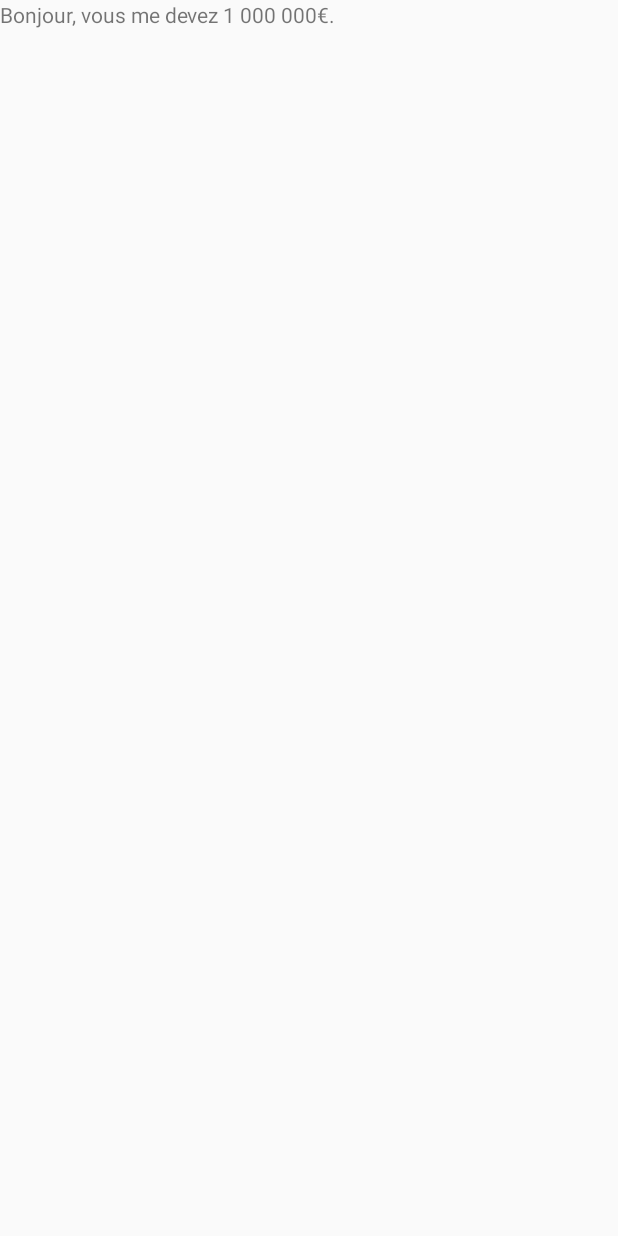
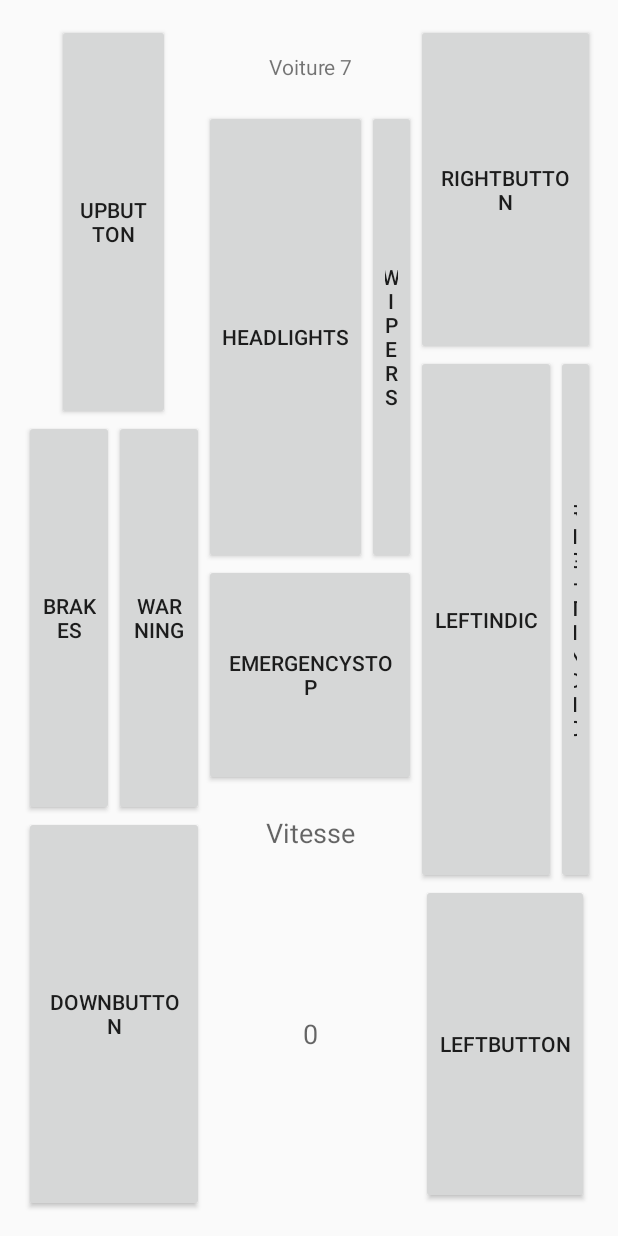
Before and after one commit to ThomasCaspar/PokeCodeRemote, an Android app: the screen it shows after launch (MainActivity), on a phone screen of 412 x 824 dp. Before the commit the screen is almost empty. Run offline under Robolectric (Android 15) with nearby library versions, the phone set to English and light mode, and no system bars.

Commit message:
interface sans images

```diff
--- a/app/src/main/java/pokecode/pokecoderemote/MainActivity.java
+++ b/app/src/main/java/pokecode/pokecoderemote/MainActivity.java
@@ -10,9 +10,7 @@ public class MainActivity extends Activity {
     @Override
     protected void onCreate(Bundle savedInstanceState) {
         super.onCreate(savedInstanceState);
-        //setContentView(R.layout.activity_main);
-        TextView text = new TextView(this);
-        text.setText("Bonjour, vous me devez 1 000 000€.");
-        setContentView(text);
+        setContentView(R.layout.activity_main);
+
     }
 }
--- a/app/src/main/res/layout/activity_main.xml
+++ b/app/src/main/res/layout/activity_main.xml
@@ -15,9 +15,6 @@
         android:layout_height="match_parent"
         android:layout_alignParentTop="true"
         android:layout_alignParentStart="true"
-        android:layout_alignParentBottom="true"
-        android:layout_alignParentEnd="true"
-        android:layout_centerInParent="true"
         android:weightSum="1">
 
         <LinearLayout
@@ -25,20 +22,163 @@
             android:layout_width="wrap_content"
             android:layout_height="match_parent"
             android:layout_gravity="left|center_vertical"
-            android:layout_weight="0.24"></LinearLayout>
+            android:layout_weight="0.30"
+            android:weightSum="3">
+
+            <Button
+                android:layout_width="75sp"
+                android:layout_height="55sp"
+                android:text="UpButton"
+                android:id="@+id/BoutonHaut"
+                android:layout_gravity="top|center_horizontal"
+                android:layout_weight="1" />
+
+            <LinearLayout
+                android:orientation="horizontal"
+                android:layout_width="match_parent"
+                android:layout_height="wrap_content"
+                android:layout_gravity="center"
+                android:layout_weight="1"
+                android:weightSum="2">
+
+                <Button
+                    android:layout_width="wrap_content"
+                    android:layout_height="fill_parent"
+                    android:text="Brakes"
+                    android:id="@+id/BoutonFrein"
+                    android:layout_weight="1"/>
+
+                <Button
+                    android:layout_width="wrap_content"
+                    android:layout_height="fill_parent"
+                    android:text="Warning"
+                    android:id="@+id/BoutonWarning"
+                    android:gravity="center_vertical|center_horizontal"
+                    android:layout_weight="1"/>
+            </LinearLayout>
+
+            <Button
+                android:layout_width="wrap_content"
+                android:layout_height="wrap_content"
+                android:text="DownButton"
+                android:id="@+id/BoutonBas"
+                android:layout_weight="1"
+                android:layout_gravity="bottom|center_horizontal" />
+        </LinearLayout>
 
         <LinearLayout
             android:orientation="vertical"
             android:layout_width="wrap_content"
             android:layout_height="match_parent"
-            android:layout_weight="0.24"
-            android:layout_gravity="left"></LinearLayout>
+            android:layout_gravity="center_horizontal"
+            android:layout_weight="0.34"
+            android:weightSum="1">
+
+            <TextView
+                android:layout_width="match_parent"
+                android:layout_height="wrap_content"
+                android:textAppearance="?android:attr/textAppearanceSmall"
+                android:text="Voiture 7"
+                android:id="@+id/textVoitureDisplay"
+                android:layout_weight="0.07"
+                android:layout_gravity="top|center_horizontal"
+                android:gravity="center_vertical|center_horizontal" />
+
+            <LinearLayout
+                android:orientation="horizontal"
+                android:layout_width="match_parent"
+                android:layout_height="wrap_content"
+                android:layout_gravity="top|center_horizontal"
+                android:layout_weight="0.33">
+
+                <Button
+                    android:layout_width="wrap_content"
+                    android:layout_height="fill_parent"
+                    android:text="Headlights"
+                    android:id="@+id/BoutonPhares" />
+
+                <Button
+                    android:layout_width="wrap_content"
+                    android:layout_height="fill_parent"
+                    android:text="Wipers"
+                    android:id="@+id/BoutonEGlaces" />
+            </LinearLayout>
+
+            <Button
+                android:layout_width="wrap_content"
+                android:layout_height="wrap_content"
+                android:text="EmergencyStop"
+                android:id="@+id/BoutonArretUrg"
+                android:layout_gravity="center_horizontal"
+                android:layout_weight="0.17" />
+
+            <TextView
+                android:layout_width="match_parent"
+                android:layout_height="wrap_content"
+                android:textAppearance="?android:attr/textAppearanceMedium"
+                android:text="Vitesse"
+                android:id="@+id/VitesseText"
+                android:layout_gravity="center_horizontal"
+                android:layout_weight="0.07"
+                android:gravity="center_vertical|center_horizontal" />
+
+            <TextView
+                android:layout_width="match_parent"
+                android:layout_height="wrap_content"
+                android:textAppearance="?android:attr/textAppearanceMedium"
+                android:text="0"
+                android:id="@+id/VitesseDisplay"
+                android:layout_gravity="center_horizontal"
+                android:layout_weight="0.33"
+                android:textAlignment="center"
+                android:numeric="integer"
+                android:gravity="center_vertical|center_horizontal" />
+
+        </LinearLayout>
 
         <LinearLayout
             android:orientation="vertical"
             android:layout_width="wrap_content"
             android:layout_height="match_parent"
             android:layout_gravity="center_vertical|right"
-            android:layout_weight="0.24"></LinearLayout>
+            android:layout_weight="0.32"
+            android:weightSum="1">
+
+            <Button
+                android:layout_width="wrap_content"
+                android:layout_height="wrap_content"
+                android:text="RightButton"
+                android:id="@+id/BoutonDroit"
+                android:layout_gravity="center_horizontal"
+                android:layout_weight="0.33" />
+
+            <LinearLayout
+                android:orientation="horizontal"
+                android:layout_width="match_parent"
+                android:layout_height="wrap_content"
+                android:layout_gravity="center"
+                android:layout_weight="0.33">
+
+                <Button
+                    android:layout_width="wrap_content"
+                    android:layout_height="fill_parent"
+                    android:text="LeftIndic"
+                    android:id="@+id/BoutonClignGauche" />
+
+                <Button
+                    android:layout_width="wrap_content"
+                    android:layout_height="fill_parent"
+                    android:text="RightIndic"
+                    android:id="@+id/BoutonClignDroit" />
+            </LinearLayout>
+
+            <Button
+                android:layout_width="wrap_content"
+                android:layout_height="wrap_content"
+                android:text="LeftButton"
+                android:id="@+id/BoutonGauche"
+                android:layout_gravity="center_horizontal"
+                android:layout_weight="0.33" />
+        </LinearLayout>
     </LinearLayout>
 </RelativeLayout>
```
Also changed, not shown: app/src/main/res/drawable/bas.png (added), app/src/main/res/drawable/clignotant_droit_blanc.png (added), app/src/main/res/drawable/clignotant_droit_orange.png (added), app/src/main/res/drawable/clignotant_gauche_blanc.png (added), app/src/main/res/drawable/clignotant_gauche_orange.png (added), app/src/main/res/drawable/droit.png (added), app/src/main/res/drawable/essuie_glace_blanc.png (added), app/src/main/res/drawable/essuie_glace_bleu.png (added), app/src/main/res/drawable/frein_blanc.png (added), app/src/main/res/drawable/frein_rouge.png (added), app/src/main/res/drawable/gauche.png (added), app/src/main/res/drawable/haut.png (added), app/src/main/res/drawable/moquette.jpg (added), app/src/main/res/drawable/octogones.jpg (added), 4 more files.
